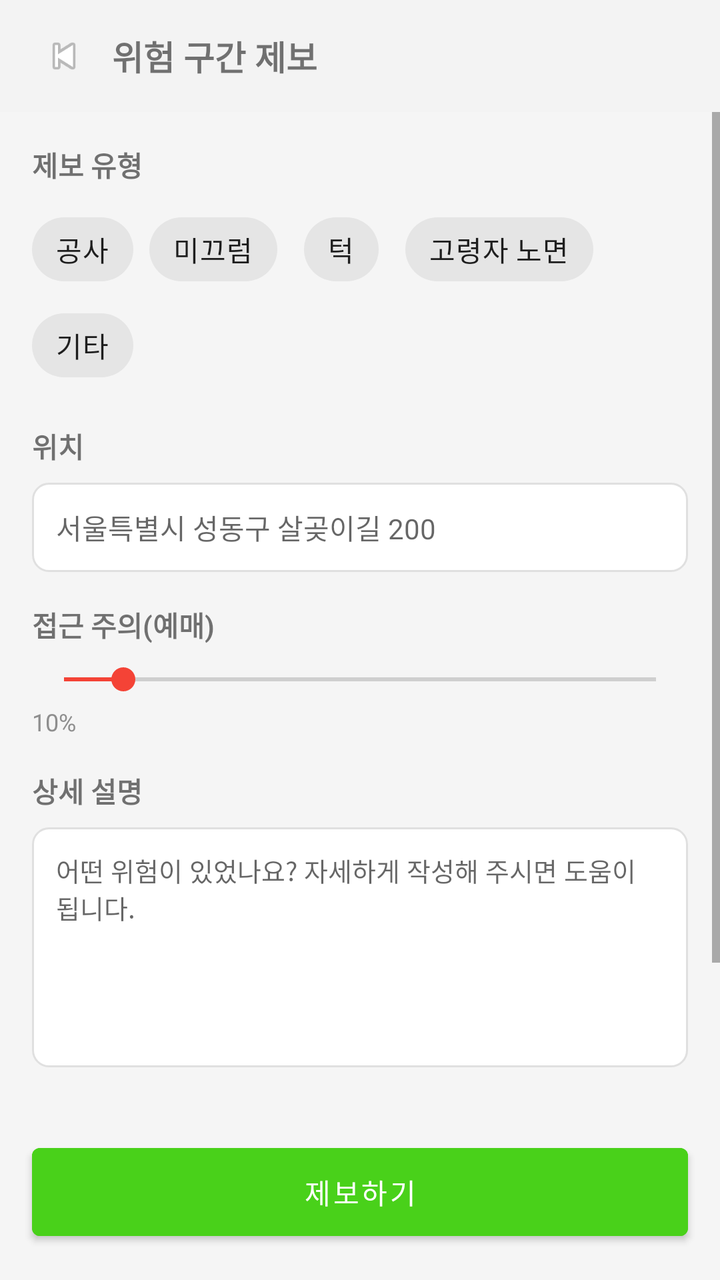
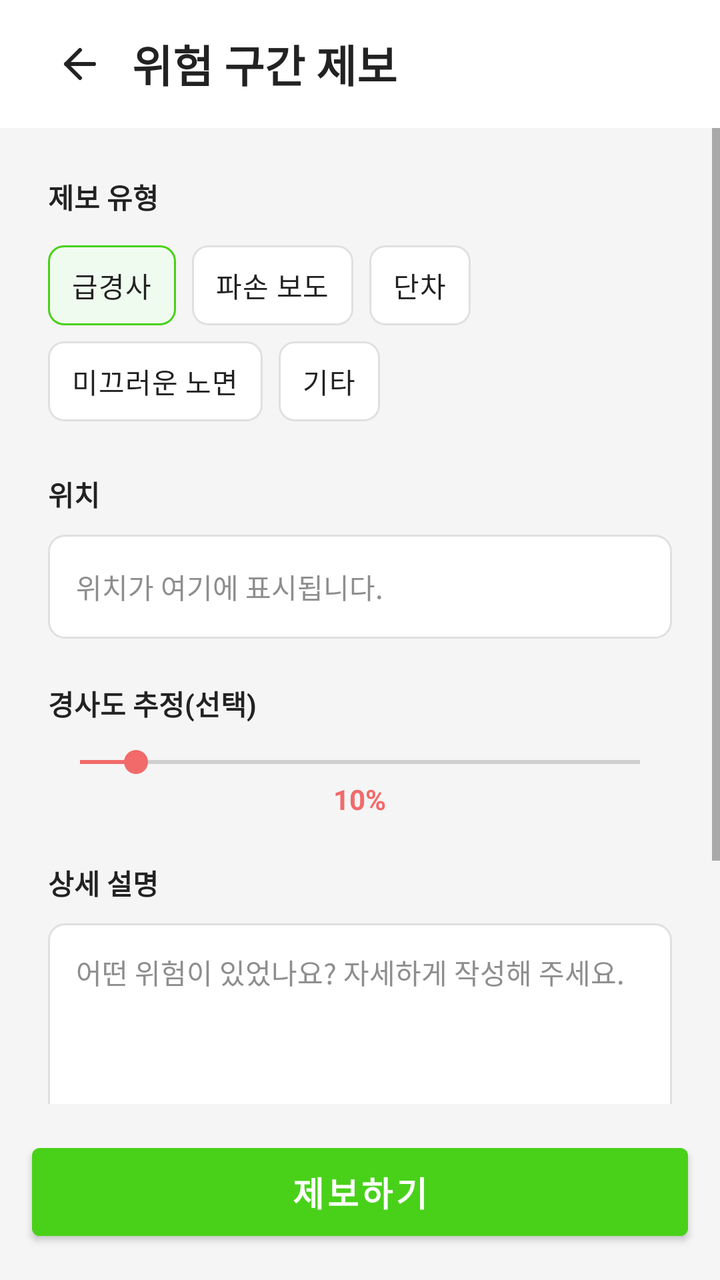

The first picture is an Android layout as it rendered before a commit; the second is the same layout after the commit. The layout source and the unified diff follow.
<!-- AndroidManifest.xml: application theme Theme.AccessNav -->
<!-- res/layout/activity_report.xml -->
<?xml version="1.0" encoding="utf-8"?>
<LinearLayout
    xmlns:android="http://schemas.android.com/apk/res/android"
    android:layout_width="match_parent"
    android:layout_height="match_parent"
    android:orientation="vertical"
    android:background="@color/bg_light">

    <LinearLayout
        android:layout_width="match_parent"
        android:layout_height="56dp"
        android:orientation="horizontal"
        android:gravity="center_vertical"
        android:paddingHorizontal="16dp"
        android:background="@color/card_bg">
        <ImageView
            android:id="@+id/btnBack"
            android:layout_width="32dp"
            android:layout_height="32dp"
            android:src="@android:drawable/ic_media_previous"
            android:padding="4dp"/>
        <TextView
            android:layout_width="wrap_content"
            android:layout_height="wrap_content"
            android:text="@string/danger_report"
            android:textSize="17sp"
            android:textStyle="bold"
            android:paddingStart="8dp"/>
    </LinearLayout>

    <ScrollView
        android:layout_width="match_parent"
        android:layout_height="0dp"
        android:layout_weight="1">
        <LinearLayout
            android:layout_width="match_parent"
            android:layout_height="wrap_content"
            android:orientation="vertical"
            android:padding="16dp">

            
            <TextView android:text="제보 유형"
                android:textSize="14sp" android:textStyle="bold"
                android:layout_width="wrap_content" android:layout_height="wrap_content"
                android:layout_marginBottom="8dp"/>
            <com.google.android.material.chip.ChipGroup
                android:id="@+id/chipGroupType"
                android:layout_width="match_parent"
                android:layout_height="wrap_content"
                android:layout_marginBottom="16dp">
                <com.google.android.material.chip.Chip
                    android:id="@+id/chipConstruction"
                    android:layout_width="wrap_content" android:layout_height="wrap_content"
                    android:text="공사" style="@style/Widget.MaterialComponents.Chip.Choice"/>
                <com.google.android.material.chip.Chip
                    android:id="@+id/chipSlip"
                    android:layout_width="wrap_content" android:layout_height="wrap_content"
                    android:text="미끄럼" style="@style/Widget.MaterialComponents.Chip.Choice"/>
                <com.google.android.material.chip.Chip
                    android:id="@+id/chipStep"
                    android:layout_width="wrap_content" android:layout_height="wrap_content"
                    android:text="턱" style="@style/Widget.MaterialComponents.Chip.Choice"/>
                <com.google.android.material.chip.Chip
                    android:id="@+id/chipElderly"
                    android:layout_width="wrap_content" android:layout_height="wrap_content"
                    android:text="고령자 노면" style="@style/Widget.MaterialComponents.Chip.Choice"/>
                <com.google.android.material.chip.Chip
                    android:id="@+id/chipOther"
                    android:layout_width="wrap_content" android:layout_height="wrap_content"
                    android:text="기타" style="@style/Widget.MaterialComponents.Chip.Choice"/>
            </com.google.android.material.chip.ChipGroup>

            
            <TextView android:text="위치"
                android:textSize="14sp" android:textStyle="bold"
                android:layout_width="wrap_content" android:layout_height="wrap_content"
                android:layout_marginBottom="8dp"/>
            <EditText
                android:id="@+id/etLocation"
                android:layout_width="match_parent"
                android:layout_height="wrap_content"
                android:hint="서울특별시 성동구 살곶이길 200"
                android:background="@drawable/edit_text_bg"
                android:padding="12dp"
                android:textSize="14sp"
                android:layout_marginBottom="16dp"/>

            
            <TextView android:text="접근 주의(예매)"
                android:textSize="14sp" android:textStyle="bold"
                android:layout_width="wrap_content" android:layout_height="wrap_content"
                android:layout_marginBottom="8dp"/>
            <SeekBar
                android:id="@+id/seekBarDanger"
                android:layout_width="match_parent"
                android:layout_height="wrap_content"
                android:max="100"
                android:progress="10"
                android:progressTint="#F44336"
                android:thumbTint="#F44336"
                android:layout_marginBottom="4dp"/>
            <TextView
                android:id="@+id/tvDangerPercent"
                android:layout_width="wrap_content"
                android:layout_height="wrap_content"
                android:text="10%"
                android:textSize="12sp"
                android:textColor="@color/text_secondary"
                android:layout_marginBottom="16dp"/>

            
            <TextView android:text="상세 설명"
                android:textSize="14sp" android:textStyle="bold"
                android:layout_width="wrap_content" android:layout_height="wrap_content"
                android:layout_marginBottom="8dp"/>
            <EditText
                android:id="@+id/etDescription"
                android:layout_width="match_parent"
                android:layout_height="120dp"
                android:hint="어떤 위험이 있었나요? 자세하게 작성해 주시면 도움이 됩니다."
                android:background="@drawable/edit_text_bg"
                android:padding="12dp"
                android:textSize="13sp"
                android:gravity="top"
                android:layout_marginBottom="16dp"/>

            
            <TextView android:text="상세 설명"
                android:textSize="14sp" android:textStyle="bold"
                android:layout_width="wrap_content" android:layout_height="wrap_content"
                android:layout_marginBottom="8dp"/>
            <Button
                android:id="@+id/btnAddPhoto"
                android:layout_width="wrap_content"
                android:layout_height="40dp"
                android:text="사진 첨부 또는 현장에서 선택"
                android:textSize="12sp"
                android:textColor="@color/text_secondary"
                style="@style/Widget.MaterialComponents.Button.OutlinedButton"/>
        </LinearLayout>
    </ScrollView>

    <Button
        android:id="@+id/btnSubmit"
        android:layout_width="match_parent"
        android:layout_height="56dp"
        android:layout_margin="16dp"
        android:text="@string/submit_report"
        android:backgroundTint="@color/green_primary"
        style="@style/Widget.MaterialComponents.Button"/>
</LinearLayout>
<!-- resources referenced by this layout -->
<resources>
  <color name="bg_light">#F5F5F5</color>
  <color name="card_bg">#F3F3F3</color>
  <color name="green_primary">#49D11A</color>
  <color name="text_secondary">#8E8E8E</color>
  <!-- drawable edit_text_bg (drawable) -->
  <?xml version="1.0" encoding="utf-8"?>
  <shape xmlns:android="http://schemas.android.com/apk/res/android"
      android:shape="rectangle">
      <corners android:radius="8dp"/>
      <solid android:color="#FFFFFF"/>
      <stroke android:width="1dp" android:color="#E0E0E0"/>
  </shape>
  <string name="danger_report">위험 구간 제보</string>
  <string name="submit_report">제보하기</string>
  <style name="Theme.AccessNav" parent="Theme.MaterialComponents.DayNight.NoActionBar">
          <item name="colorPrimary">#4CAF50</item>
          <item name="colorPrimaryVariant">#388E3C</item>
          <item name="colorOnPrimary">#FFFFFF</item>
          <item name="colorSecondary">#FFC107</item>
          <item name="android:statusBarColor">#FFFFFF</item>
          <item name="android:windowLightStatusBar">true</item>
      </style>
</resources>

<!-- the commit's change to res/layout/activity_report.xml (unified diff, before → after) -->
@@ -1,151 +1,204 @@
 <?xml version="1.0" encoding="utf-8"?>
-<LinearLayout
-    xmlns:android="http://schemas.android.com/apk/res/android"
+<LinearLayout xmlns:android="http://schemas.android.com/apk/res/android"
+    xmlns:app="http://schemas.android.com/apk/res-auto"
     android:layout_width="match_parent"
     android:layout_height="match_parent"
-    android:orientation="vertical"
-    android:background="@color/bg_light">
+    android:background="@color/bg_light"
+    android:orientation="vertical">
 
     <LinearLayout
         android:layout_width="match_parent"
-        android:layout_height="56dp"
+        android:layout_height="64dp"
+        android:background="@color/white"
+        android:gravity="center_vertical"
         android:orientation="horizontal"
-        android:gravity="center_vertical"
-        android:paddingHorizontal="16dp"
-        android:background="@color/card_bg">
+        android:paddingHorizontal="20dp">
+
         <ImageView
             android:id="@+id/btnBack"
-            android:layout_width="32dp"
-            android:layout_height="32dp"
-            android:src="@android:drawable/ic_media_previous"
-            android:padding="4dp"/>
+            android:layout_width="40dp"
+            android:layout_height="40dp"
+            android:contentDescription="뒤로가기"
+            android:padding="8dp"
+            android:src="@drawable/ic_arrow_back_24"
+            android:tint="@color/black" />
+
         <TextView
             android:layout_width="wrap_content"
             android:layout_height="wrap_content"
+            android:layout_marginStart="6dp"
             android:text="@string/danger_report"
-            android:textSize="17sp"
-            android:textStyle="bold"
-            android:paddingStart="8dp"/>
+            android:textColor="@color/black"
+            android:textSize="22sp"
+            android:textStyle="bold" />
     </LinearLayout>
 
     <ScrollView
         android:layout_width="match_parent"
         android:layout_height="0dp"
-        android:layout_weight="1">
+        android:layout_weight="1"
+        android:fillViewport="true">
+
         <LinearLayout
             android:layout_width="match_parent"
             android:layout_height="wrap_content"
             android:orientation="vertical"
-            android:padding="16dp">
-
-            
-            <TextView android:text="제보 유형"
-                android:textSize="14sp" android:textStyle="bold"
-                android:layout_width="wrap_content" android:layout_height="wrap_content"
-                android:layout_marginBottom="8dp"/>
+            android:padding="24dp">
+
+            <TextView
+                android:layout_width="wrap_content"
+                android:layout_height="wrap_content"
+                android:text="제보 유형"
+                android:textColor="@color/black"
+                android:textSize="14sp"
+                android:textStyle="bold" />
+
             <com.google.android.material.chip.ChipGroup
                 android:id="@+id/chipGroupType"
                 android:layout_width="match_parent"
                 android:layout_height="wrap_content"
-                android:layout_marginBottom="16dp">
+                android:layout_marginTop="10dp"
+                android:layout_marginBottom="22dp"
+                app:singleSelection="true">
+
                 <com.google.android.material.chip.Chip
                     android:id="@+id/chipConstruction"
-                    android:layout_width="wrap_content" android:layout_height="wrap_content"
-                    android:text="공사" style="@style/Widget.MaterialComponents.Chip.Choice"/>
+                    style="@style/ReportTypeChip"
+                    android:layout_width="wrap_content"
+                    android:layout_height="wrap_content"
+                    android:checked="true"
+                    android:text="급경사" />
+
                 <com.google.android.material.chip.Chip
                     android:id="@+id/chipSlip"
-                    android:layout_width="wrap_content" android:layout_height="wrap_content"
-                    android:text="미끄럼" style="@style/Widget.MaterialComponents.Chip.Choice"/>
+                    style="@style/ReportTypeChip"
+                    android:layout_width="wrap_content"
+                    android:layout_height="wrap_content"
+                    android:text="파손 보도" />
+
                 <com.google.android.material.chip.Chip
                     android:id="@+id/chipStep"
-                    android:layout_width="wrap_content" android:layout_height="wrap_content"
-                    android:text="턱" style="@style/Widget.MaterialComponents.Chip.Choice"/>
+                    style="@style/ReportTypeChip"
+                    android:layout_width="wrap_content"
+                    android:layout_height="wrap_content"
+                    android:text="단차" />
+
                 <com.google.android.material.chip.Chip
                     android:id="@+id/chipElderly"
-                    android:layout_width="wrap_content" android:layout_height="wrap_content"
-                    android:text="고령자 노면" style="@style/Widget.MaterialComponents.Chip.Choice"/>
+                    style="@style/ReportTypeChip"
+                    android:layout_width="wrap_content"
+                    android:layout_height="wrap_content"
+                    android:text="미끄러운 노면" />
+
                 <com.google.android.material.chip.Chip
                     android:id="@+id/chipOther"
-                    android:layout_width="wrap_content" android:layout_height="wrap_content"
-                    android:text="기타" style="@style/Widget.MaterialComponents.Chip.Choice"/>
+                    style="@style/ReportTypeChip"
+                    android:layout_width="wrap_content"
+                    android:layout_height="wrap_content"
+                    android:text="기타" />
             </com.google.android.material.chip.ChipGroup>
 
-            
-            <TextView android:text="위치"
-                android:textSize="14sp" android:textStyle="bold"
-                android:layout_width="wrap_content" android:layout_height="wrap_content"
-                android:layout_marginBottom="8dp"/>
+            <TextView
+                android:layout_width="wrap_content"
+                android:layout_height="wrap_content"
+                android:text="위치"
+                android:textColor="@color/black"
+                android:textSize="14sp"
+                android:textStyle="bold" />
+
             <EditText
                 android:id="@+id/etLocation"
                 android:layout_width="match_parent"
-                android:layout_height="wrap_content"
-                android:hint="서울특별시 성동구 살곶이길 200"
+                android:layout_height="52dp"
+                android:layout_marginTop="10dp"
+                android:layout_marginBottom="22dp"
                 android:background="@drawable/edit_text_bg"
-                android:padding="12dp"
-                android:textSize="14sp"
-                android:layout_marginBottom="16dp"/>
-
-            
-            <TextView android:text="접근 주의(예매)"
-                android:textSize="14sp" android:textStyle="bold"
-                android:layout_width="wrap_content" android:layout_height="wrap_content"
-                android:layout_marginBottom="8dp"/>
+                android:hint="위치가 여기에 표시됩니다."
+                android:paddingHorizontal="14dp"
+                android:textColor="@color/black"
+                android:textColorHint="@color/text_secondary"
+                android:textSize="14sp" />
+
+            <TextView
+                android:layout_width="wrap_content"
+                android:layout_height="wrap_content"
+                android:text="경사도 추정(선택)"
+                android:textColor="@color/black"
+                android:textSize="14sp"
+                android:textStyle="bold" />
+
             <SeekBar
                 android:id="@+id/seekBarDanger"
                 android:layout_width="match_parent"
                 android:layout_height="wrap_content"
+                android:layout_marginTop="10dp"
                 android:max="100"
                 android:progress="10"
-                android:progressTint="#F44336"
-                android:thumbTint="#F44336"
-                android:layout_marginBottom="4dp"/>
+                android:progressTint="@color/red_main"
+                android:thumbTint="@color/red_main" />
+
             <TextView
                 android:id="@+id/tvDangerPercent"
                 android:layout_width="wrap_content"
                 android:layout_height="wrap_content"
+                android:layout_gravity="center_horizontal"
+                android:layout_marginBottom="22dp"
                 android:text="10%"
-                android:textSize="12sp"
-                android:textColor="@color/text_secondary"
-                android:layout_marginBottom="16dp"/>
-
-            
-            <TextView android:text="상세 설명"
-                android:textSize="14sp" android:textStyle="bold"
-                android:layout_width="wrap_content" android:layout_height="wrap_content"
-                android:layout_marginBottom="8dp"/>
+                android:textColor="@color/red_main"
+                android:textSize="14sp"
+                android:textStyle="bold" />
+
+            <TextView
+                android:layout_width="wrap_content"
+                android:layout_height="wrap_content"
+                android:text="상세 설명"
+                android:textColor="@color/black"
+                android:textSize="14sp"
+                android:textStyle="bold" />
+
             <EditText
                 android:id="@+id/etDescription"
                 android:layout_width="match_parent"
                 android:layout_height="120dp"
-                android:hint="어떤 위험이 있었나요? 자세하게 작성해 주시면 도움이 됩니다."
+                android:layout_marginTop="10dp"
+                android:layout_marginBottom="22dp"
                 android:background="@drawable/edit_text_bg"
-                android:padding="12dp"
-                android:textSize="13sp"
                 android:gravity="top"
-                android:layout_marginBottom="16dp"/>
-
-            
-            <TextView android:text="상세 설명"
-                android:textSize="14sp" android:textStyle="bold"
-                android:layout_width="wrap_content" android:layout_height="wrap_content"
-                android:layout_marginBottom="8dp"/>
+                android:hint="어떤 위험이 있었나요? 자세하게 작성해 주세요."
+                android:padding="14dp"
+                android:textColor="@color/black"
+                android:textColorHint="@color/text_secondary"
+                android:textSize="14sp" />
+
+            <TextView
+                android:layout_width="wrap_content"
+                android:layout_height="wrap_content"
+                android:text="사진 첨부"
+                android:textColor="@color/black"
+                android:textSize="14sp"
+                android:textStyle="bold" />
+
             <Button
                 android:id="@+id/btnAddPhoto"
-                android:layout_width="wrap_content"
-                android:layout_height="40dp"
-                android:text="사진 첨부 또는 현장에서 선택"
-                android:textSize="12sp"
+                style="@style/Widget.MaterialComponents.Button.OutlinedButton"
+                android:layout_width="match_parent"
+                android:layout_height="56dp"
+                android:layout_marginTop="10dp"
+                android:text="사진 촬영 또는 앨범에서 선택"
                 android:textColor="@color/text_secondary"
-                style="@style/Widget.MaterialComponents.Button.OutlinedButton"/>
+                android:textSize="14sp" />
         </LinearLayout>
     </ScrollView>
 
     <Button
         android:id="@+id/btnSubmit"
+        style="@style/Widget.MaterialComponents.Button"
         android:layout_width="match_parent"
         android:layout_height="56dp"
         android:layout_margin="16dp"
+        android:backgroundTint="@color/green_primary"
         android:text="@string/submit_report"
-        android:backgroundTint="@color/green_primary"
-        style="@style/Widget.MaterialComponents.Button"/>
+        android:textColor="@color/white"
+        android:textSize="17sp"
+        android:textStyle="bold" />
 </LinearLayout>
<!-- resource entries referenced after the edit -->
@@ -1,9 +1,11 @@
 <!-- resources referenced by this layout -->
 <resources>
   <color name="bg_light">#F5F5F5</color>
-  <color name="card_bg">#F3F3F3</color>
+  <color name="black">#222222</color>
   <color name="green_primary">#49D11A</color>
+  <color name="red_main">#F26A6A</color>
   <color name="text_secondary">#8E8E8E</color>
+  <color name="white">#FFFFFF</color>
   <!-- drawable edit_text_bg (drawable) -->
   <?xml version="1.0" encoding="utf-8"?>
   <shape xmlns:android="http://schemas.android.com/apk/res/android"
@@ -12,8 +14,33 @@
       <solid android:color="#FFFFFF"/>
       <stroke android:width="1dp" android:color="#E0E0E0"/>
   </shape>
+  <!-- drawable ic_arrow_back_24 (drawable) -->
+  <?xml version="1.0" encoding="utf-8"?>
+  <vector xmlns:android="http://schemas.android.com/apk/res/android"
+      android:width="24dp"
+      android:height="24dp"
+      android:viewportWidth="24"
+      android:viewportHeight="24">
+      <path
+          android:fillColor="@android:color/transparent"
+          android:pathData="M19,12H5M12,5L5,12L12,19"
+          android:strokeColor="#111111"
+          android:strokeLineCap="round"
+          android:strokeLineJoin="round"
+          android:strokeWidth="2" />
+  </vector>
   <string name="danger_report">위험 구간 제보</string>
   <string name="submit_report">제보하기</string>
+  <style name="ReportTypeChip" parent="Widget.MaterialComponents.Chip.Choice">
+          <item name="chipBackgroundColor">@color/report_chip_background</item>
+          <item name="chipStrokeColor">@color/report_chip_stroke</item>
+          <item name="chipStrokeWidth">1dp</item>
+          <item name="checkedIconVisible">false</item>
+          <item name="android:textColor">@color/report_chip_text</item>
+          <item name="chipMinHeight">40dp</item>
+          <item name="chipCornerRadius">8dp</item>
+          <item name="rippleColor">#1A49D11A</item>
+      </style>
   <style name="Theme.AccessNav" parent="Theme.MaterialComponents.DayNight.NoActionBar">
           <item name="colorPrimary">#4CAF50</item>
           <item name="colorPrimaryVariant">#388E3C</item>
